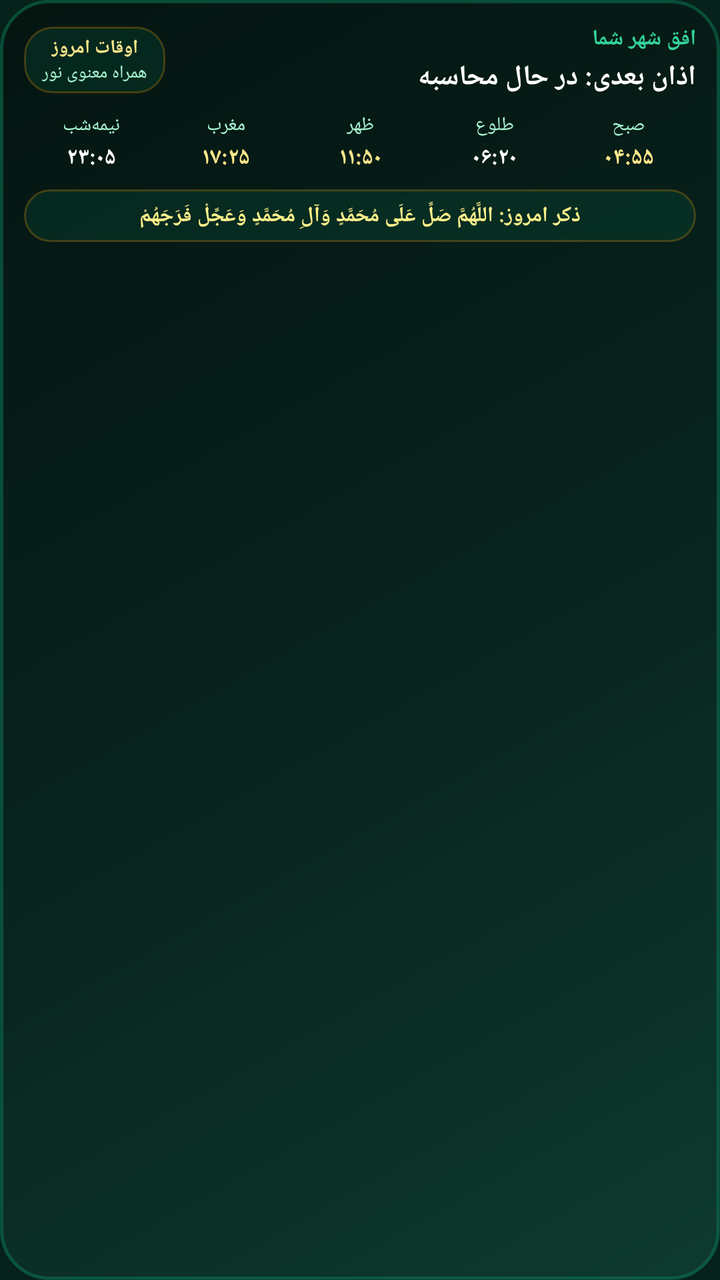
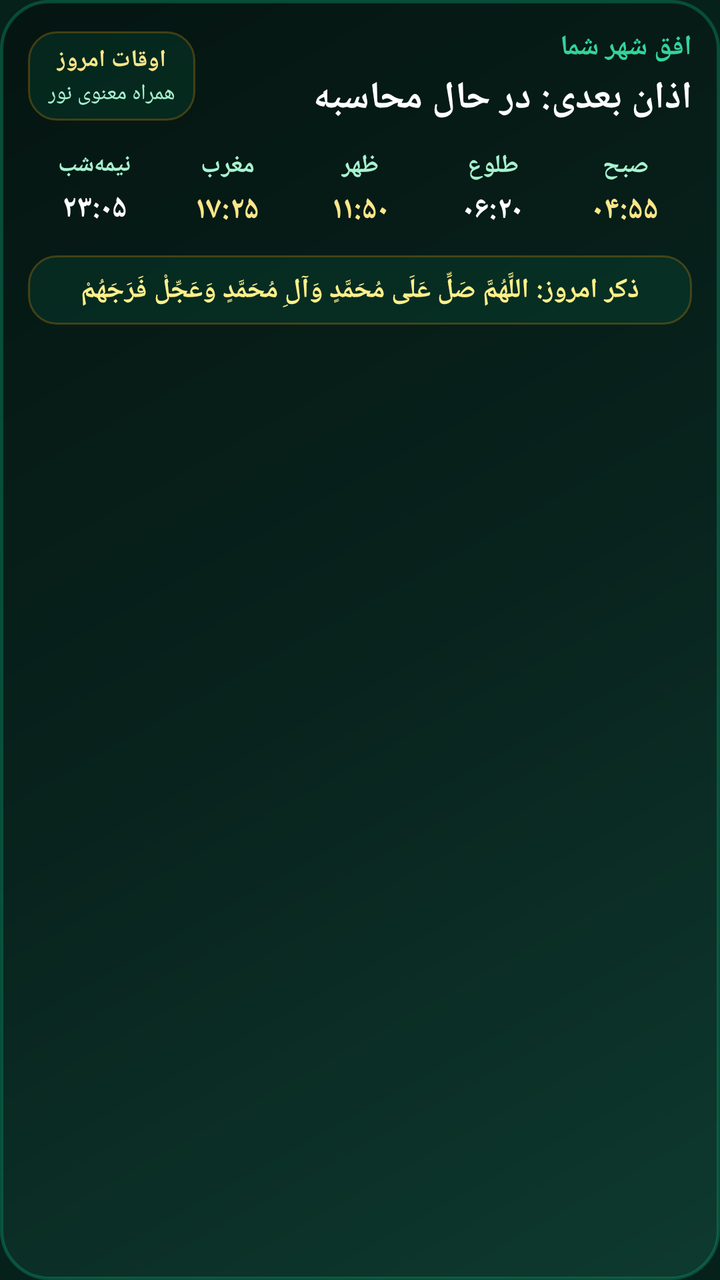

Compare the two renders of this Android layout. The source of the first and the diff that turns it into the second are given below.
<!-- AndroidManifest.xml: application theme AppTheme -->
<!-- res/layout/noor_prayer_widget.xml -->
<?xml version="1.0" encoding="utf-8"?>
<LinearLayout xmlns:android="http://schemas.android.com/apk/res/android"
    android:id="@+id/widget_root"
    android:layout_width="match_parent"
    android:layout_height="wrap_content"
    android:background="@drawable/noor_widget_luxury_bg"
    android:layoutDirection="rtl"
    android:orientation="vertical"
    android:padding="12dp">

    <LinearLayout
        android:layout_width="match_parent"
        android:layout_height="wrap_content"
        android:gravity="center_vertical"
        android:orientation="horizontal">

        <LinearLayout
            android:layout_width="0dp"
            android:layout_height="wrap_content"
            android:layout_weight="1"
            android:gravity="start"
            android:orientation="vertical">

            <TextView
                android:id="@+id/widget_title"
                android:layout_width="wrap_content"
                android:layout_height="wrap_content"
                android:ellipsize="end"
                android:maxLines="1"
                android:text="افق شهر شما"
                android:textColor="#34D399"
                android:textSize="11dp"
                android:textStyle="bold" />

            <TextView
                android:id="@+id/widget_next_prayer"
                android:layout_width="wrap_content"
                android:layout_height="wrap_content"
                android:layout_marginTop="2dp"
                android:ellipsize="end"
                android:maxLines="1"
                android:text="اذان بعدی: در حال محاسبه"
                android:textColor="#FFFFFF"
                android:textSize="14dp"
                android:textStyle="bold" />
        </LinearLayout>

        <LinearLayout
            android:layout_width="wrap_content"
            android:layout_height="wrap_content"
            android:background="@drawable/noor_widget_pill_bg"
            android:gravity="center"
            android:orientation="vertical"
            android:paddingLeft="9dp"
            android:paddingTop="4dp"
            android:paddingRight="9dp"
            android:paddingBottom="4dp">

            <TextView
                android:id="@+id/widget_day_badge"
                android:layout_width="wrap_content"
                android:layout_height="wrap_content"
                android:maxLines="1"
                android:text="اوقات امروز"
                android:textColor="#FDE68A"
                android:textSize="9.5dp"
                android:textStyle="bold" />

            <TextView
                android:id="@+id/widget_subtitle"
                android:layout_width="wrap_content"
                android:layout_height="wrap_content"
                android:ellipsize="end"
                android:maxLines="1"
                android:text="همراه معنوی نور"
                android:textColor="#A7F3D0"
                android:textSize="9dp" />
        </LinearLayout>
    </LinearLayout>

    <LinearLayout
        android:layout_width="match_parent"
        android:layout_height="wrap_content"
        android:layout_marginTop="8dp"
        android:layout_marginBottom="8dp"
        android:baselineAligned="false"
        android:orientation="horizontal"
        android:weightSum="5">

        <LinearLayout android:layout_width="0dp" android:layout_height="wrap_content" android:layout_weight="1" android:gravity="center" android:orientation="vertical">
            <TextView android:layout_width="wrap_content" android:layout_height="wrap_content" android:maxLines="1" android:text="صبح" android:textColor="#A7F3D0" android:textSize="9.5dp" />
            <TextView android:id="@+id/widget_time_fajr" android:layout_width="wrap_content" android:layout_height="wrap_content" android:layout_marginTop="2dp" android:maxLines="1" android:text="۰۴:۵۵" android:textColor="#FDE68A" android:textSize="11.5dp" android:textStyle="bold" />
        </LinearLayout>

        <LinearLayout android:layout_width="0dp" android:layout_height="wrap_content" android:layout_weight="1" android:gravity="center" android:orientation="vertical">
            <TextView android:layout_width="wrap_content" android:layout_height="wrap_content" android:maxLines="1" android:text="طلوع" android:textColor="#A7F3D0" android:textSize="9.5dp" />
            <TextView android:id="@+id/widget_time_sunrise" android:layout_width="wrap_content" android:layout_height="wrap_content" android:layout_marginTop="2dp" android:maxLines="1" android:text="۰۶:۲۰" android:textColor="#FFFFFF" android:textSize="11.5dp" android:textStyle="bold" />
        </LinearLayout>

        <LinearLayout android:layout_width="0dp" android:layout_height="wrap_content" android:layout_weight="1" android:gravity="center" android:orientation="vertical">
            <TextView android:layout_width="wrap_content" android:layout_height="wrap_content" android:maxLines="1" android:text="ظهر" android:textColor="#A7F3D0" android:textSize="9.5dp" />
            <TextView android:id="@+id/widget_time_dhuhr" android:layout_width="wrap_content" android:layout_height="wrap_content" android:layout_marginTop="2dp" android:maxLines="1" android:text="۱۱:۵۰" android:textColor="#FDE68A" android:textSize="11.5dp" android:textStyle="bold" />
        </LinearLayout>

        <LinearLayout android:layout_width="0dp" android:layout_height="wrap_content" android:layout_weight="1" android:gravity="center" android:orientation="vertical">
            <TextView android:layout_width="wrap_content" android:layout_height="wrap_content" android:maxLines="1" android:text="مغرب" android:textColor="#A7F3D0" android:textSize="9.5dp" />
            <TextView android:id="@+id/widget_time_maghrib" android:layout_width="wrap_content" android:layout_height="wrap_content" android:layout_marginTop="2dp" android:maxLines="1" android:text="۱۷:۲۵" android:textColor="#FDE68A" android:textSize="11.5dp" android:textStyle="bold" />
        </LinearLayout>

        <LinearLayout android:layout_width="0dp" android:layout_height="wrap_content" android:layout_weight="1" android:gravity="center" android:orientation="vertical">
            <TextView android:layout_width="wrap_content" android:layout_height="wrap_content" android:maxLines="1" android:text="نیمه‌شب" android:textColor="#A7F3D0" android:textSize="9.5dp" />
            <TextView android:id="@+id/widget_time_midnight" android:layout_width="wrap_content" android:layout_height="wrap_content" android:layout_marginTop="2dp" android:maxLines="1" android:text="۲۳:۰۵" android:textColor="#FFFFFF" android:textSize="11.5dp" android:textStyle="bold" />
        </LinearLayout>
    </LinearLayout>

    <LinearLayout
        android:layout_width="match_parent"
        android:layout_height="wrap_content"
        android:background="@drawable/noor_widget_pill_bg"
        android:gravity="center"
        android:orientation="vertical"
        android:paddingLeft="8dp"
        android:paddingTop="6dp"
        android:paddingRight="8dp"
        android:paddingBottom="6dp">

        <TextView
            android:id="@+id/widget_dynamic_dhikr"
            android:layout_width="match_parent"
            android:layout_height="wrap_content"
            android:ellipsize="end"
            android:gravity="center"
            android:maxLines="2"
            android:text="ذکر امروز: اللَّهُمَّ صَلِّ عَلَى مُحَمَّدٍ وَآلِ مُحَمَّدٍ وَعَجِّلْ فَرَجَهُمْ"
            android:textColor="#FEF08A"
            android:textSize="10.5dp"
            android:textStyle="bold" />
    </LinearLayout>
</LinearLayout>
<!-- resources referenced by this layout -->
<resources>
  <!-- drawable noor_widget_luxury_bg (drawable) -->
  <?xml version="1.0" encoding="utf-8"?>
  <shape xmlns:android="http://schemas.android.com/apk/res/android" android:shape="rectangle">
      <gradient
          android:angle="135"
          android:startColor="#0E3A2F"
          android:centerColor="#08221C"
          android:endColor="#051511"
          android:type="linear" />
      <corners android:radius="24dp" />
      <stroke android:width="1.5dp" android:color="#4D10B981" />
  </shape>
  <!-- drawable noor_widget_pill_bg (drawable) -->
  <?xml version="1.0" encoding="utf-8"?>
  <shape xmlns:android="http://schemas.android.com/apk/res/android" android:shape="rectangle">
      <solid android:color="#1A10B981" />
      <corners android:radius="14dp" />
      <stroke android:width="1dp" android:color="#40F59E0B" />
  </shape>
  <style name="AppTheme" parent="Theme.AppCompat.NoActionBar">
          <item name="colorPrimary">#041511</item>
          <item name="colorPrimaryDark">#041511</item>
          <item name="colorAccent">#F59E0B</item>
          <item name="android:windowBackground">@drawable/launch_splash</item>
          <item name="android:statusBarColor">#041511</item>
          <item name="android:navigationBarColor">#041511</item>
      </style>
  <!-- drawable launch_splash (drawable) -->
  <?xml version="1.0" encoding="utf-8"?>
  <layer-list xmlns:android="http://schemas.android.com/apk/res/android">
      <item>
          <shape android:shape="rectangle">
              <solid android:color="#06211A" />
          </shape>
      </item>
  </layer-list>
</resources>

<!-- the commit's change to res/layout/noor_prayer_widget.xml (unified diff, before → after) -->
@@ -6,7 +6,10 @@
     android:background="@drawable/noor_widget_luxury_bg"
     android:layoutDirection="rtl"
     android:orientation="vertical"
-    android:padding="12dp">
+    android:paddingLeft="14dp"
+    android:paddingTop="14dp"
+    android:paddingRight="14dp"
+    android:paddingBottom="14dp">
 
     <LinearLayout
         android:layout_width="match_parent"
@@ -29,19 +32,19 @@
                 android:maxLines="1"
                 android:text="افق شهر شما"
                 android:textColor="#34D399"
-                android:textSize="11dp"
+                android:textSize="14dp"
                 android:textStyle="bold" />
 
             <TextView
                 android:id="@+id/widget_next_prayer"
                 android:layout_width="wrap_content"
                 android:layout_height="wrap_content"
-                android:layout_marginTop="2dp"
+                android:layout_marginTop="3dp"
                 android:ellipsize="end"
                 android:maxLines="1"
                 android:text="اذان بعدی: در حال محاسبه"
                 android:textColor="#FFFFFF"
-                android:textSize="14dp"
+                android:textSize="19dp"
                 android:textStyle="bold" />
         </LinearLayout>
 
@@ -51,10 +54,10 @@
             android:background="@drawable/noor_widget_pill_bg"
             android:gravity="center"
             android:orientation="vertical"
-            android:paddingLeft="9dp"
-            android:paddingTop="4dp"
-            android:paddingRight="9dp"
-            android:paddingBottom="4dp">
+            android:paddingLeft="10dp"
+            android:paddingTop="6dp"
+            android:paddingRight="10dp"
+            android:paddingBottom="6dp">
 
             <TextView
                 android:id="@+id/widget_day_badge"
@@ -63,53 +66,54 @@
                 android:maxLines="1"
                 android:text="اوقات امروز"
                 android:textColor="#FDE68A"
-                android:textSize="9.5dp"
+                android:textSize="12dp"
                 android:textStyle="bold" />
 
             <TextView
                 android:id="@+id/widget_subtitle"
                 android:layout_width="wrap_content"
                 android:layout_height="wrap_content"
+                android:layout_marginTop="1dp"
                 android:ellipsize="end"
                 android:maxLines="1"
                 android:text="همراه معنوی نور"
                 android:textColor="#A7F3D0"
-                android:textSize="9dp" />
+                android:textSize="11dp" />
         </LinearLayout>
     </LinearLayout>
 
     <LinearLayout
         android:layout_width="match_parent"
         android:layout_height="wrap_content"
-        android:layout_marginTop="8dp"
-        android:layout_marginBottom="8dp"
+        android:layout_marginTop="12dp"
+        android:layout_marginBottom="12dp"
         android:baselineAligned="false"
         android:orientation="horizontal"
         android:weightSum="5">
 
         <LinearLayout android:layout_width="0dp" android:layout_height="wrap_content" android:layout_weight="1" android:gravity="center" android:orientation="vertical">
-            <TextView android:layout_width="wrap_content" android:layout_height="wrap_content" android:maxLines="1" android:text="صبح" android:textColor="#A7F3D0" android:textSize="9.5dp" />
-            <TextView android:id="@+id/widget_time_fajr" android:layout_width="wrap_content" android:layout_height="wrap_content" android:layout_marginTop="2dp" android:maxLines="1" android:text="۰۴:۵۵" android:textColor="#FDE68A" android:textSize="11.5dp" android:textStyle="bold" />
+            <TextView android:layout_width="wrap_content" android:layout_height="wrap_content" android:maxLines="1" android:text="صبح" android:textColor="#A7F3D0" android:textSize="12.5dp" android:textStyle="bold" />
+            <TextView android:id="@+id/widget_time_fajr" android:layout_width="wrap_content" android:layout_height="wrap_content" android:layout_marginTop="3dp" android:maxLines="1" android:text="۰۴:۵۵" android:textColor="#FDE68A" android:textSize="15.5dp" android:textStyle="bold" />
         </LinearLayout>
 
         <LinearLayout android:layout_width="0dp" android:layout_height="wrap_content" android:layout_weight="1" android:gravity="center" android:orientation="vertical">
-            <TextView android:layout_width="wrap_content" android:layout_height="wrap_content" android:maxLines="1" android:text="طلوع" android:textColor="#A7F3D0" android:textSize="9.5dp" />
-            <TextView android:id="@+id/widget_time_sunrise" android:layout_width="wrap_content" android:layout_height="wrap_content" android:layout_marginTop="2dp" android:maxLines="1" android:text="۰۶:۲۰" android:textColor="#FFFFFF" android:textSize="11.5dp" android:textStyle="bold" />
+            <TextView android:layout_width="wrap_content" android:layout_height="wrap_content" android:maxLines="1" android:text="طلوع" android:textColor="#A7F3D0" android:textSize="12.5dp" android:textStyle="bold" />
+            <TextView android:id="@+id/widget_time_sunrise" android:layout_width="wrap_content" android:layout_height="wrap_content" android:layout_marginTop="3dp" android:maxLines="1" android:text="۰۶:۲۰" android:textColor="#FFFFFF" android:textSize="15.5dp" android:textStyle="bold" />
         </LinearLayout>
 
         <LinearLayout android:layout_width="0dp" android:layout_height="wrap_content" android:layout_weight="1" android:gravity="center" android:orientation="vertical">
-            <TextView android:layout_width="wrap_content" android:layout_height="wrap_content" android:maxLines="1" android:text="ظهر" android:textColor="#A7F3D0" android:textSize="9.5dp" />
-            <TextView android:id="@+id/widget_time_dhuhr" android:layout_width="wrap_content" android:layout_height="wrap_content" android:layout_marginTop="2dp" android:maxLines="1" android:text="۱۱:۵۰" android:textColor="#FDE68A" android:textSize="11.5dp" android:textStyle="bold" />
+            <TextView android:layout_width="wrap_content" android:layout_height="wrap_content" android:maxLines="1" android:text="ظهر" android:textColor="#A7F3D0" android:textSize="12.5dp" android:textStyle="bold" />
+            <TextView android:id="@+id/widget_time_dhuhr" android:layout_width="wrap_content" android:layout_height="wrap_content" android:layout_marginTop="3dp" android:maxLines="1" android:text="۱۱:۵۰" android:textColor="#FDE68A" android:textSize="15.5dp" android:textStyle="bold" />
         </LinearLayout>
 
         <LinearLayout android:layout_width="0dp" android:layout_height="wrap_content" android:layout_weight="1" android:gravity="center" android:orientation="vertical">
-            <TextView android:layout_width="wrap_content" android:layout_height="wrap_content" android:maxLines="1" android:text="مغرب" android:textColor="#A7F3D0" android:textSize="9.5dp" />
-            <TextView android:id="@+id/widget_time_maghrib" android:layout_width="wrap_content" android:layout_height="wrap_content" android:layout_marginTop="2dp" android:maxLines="1" android:text="۱۷:۲۵" android:textColor="#FDE68A" android:textSize="11.5dp" android:textStyle="bold" />
+            <TextView android:layout_width="wrap_content" android:layout_height="wrap_content" android:maxLines="1" android:text="مغرب" android:textColor="#A7F3D0" android:textSize="12.5dp" android:textStyle="bold" />
+            <TextView android:id="@+id/widget_time_maghrib" android:layout_width="wrap_content" android:layout_height="wrap_content" android:layout_marginTop="3dp" android:maxLines="1" android:text="۱۷:۲۵" android:textColor="#FDE68A" android:textSize="15.5dp" android:textStyle="bold" />
         </LinearLayout>
 
         <LinearLayout android:layout_width="0dp" android:layout_height="wrap_content" android:layout_weight="1" android:gravity="center" android:orientation="vertical">
-            <TextView android:layout_width="wrap_content" android:layout_height="wrap_content" android:maxLines="1" android:text="نیمه‌شب" android:textColor="#A7F3D0" android:textSize="9.5dp" />
-            <TextView android:id="@+id/widget_time_midnight" android:layout_width="wrap_content" android:layout_height="wrap_content" android:layout_marginTop="2dp" android:maxLines="1" android:text="۲۳:۰۵" android:textColor="#FFFFFF" android:textSize="11.5dp" android:textStyle="bold" />
+            <TextView android:layout_width="wrap_content" android:layout_height="wrap_content" android:maxLines="1" android:text="نیمه‌شب" android:textColor="#A7F3D0" android:textSize="12dp" android:textStyle="bold" />
+            <TextView android:id="@+id/widget_time_midnight" android:layout_width="wrap_content" android:layout_height="wrap_content" android:layout_marginTop="3dp" android:maxLines="1" android:text="۲۳:۰۵" android:textColor="#FFFFFF" android:textSize="15.5dp" android:textStyle="bold" />
         </LinearLayout>
     </LinearLayout>
 
@@ -119,10 +123,10 @@
         android:background="@drawable/noor_widget_pill_bg"
         android:gravity="center"
         android:orientation="vertical"
-        android:paddingLeft="8dp"
-        android:paddingTop="6dp"
-        android:paddingRight="8dp"
-        android:paddingBottom="6dp">
+        android:paddingLeft="10dp"
+        android:paddingTop="8dp"
+        android:paddingRight="10dp"
+        android:paddingBottom="8dp">
 
         <TextView
             android:id="@+id/widget_dynamic_dhikr"
@@ -133,7 +137,7 @@
             android:maxLines="2"
             android:text="ذکر امروز: اللَّهُمَّ صَلِّ عَلَى مُحَمَّدٍ وَآلِ مُحَمَّدٍ وَعَجِّلْ فَرَجَهُمْ"
             android:textColor="#FEF08A"
-            android:textSize="10.5dp"
+            android:textSize="13.5dp"
             android:textStyle="bold" />
     </LinearLayout>
 </LinearLayout>
